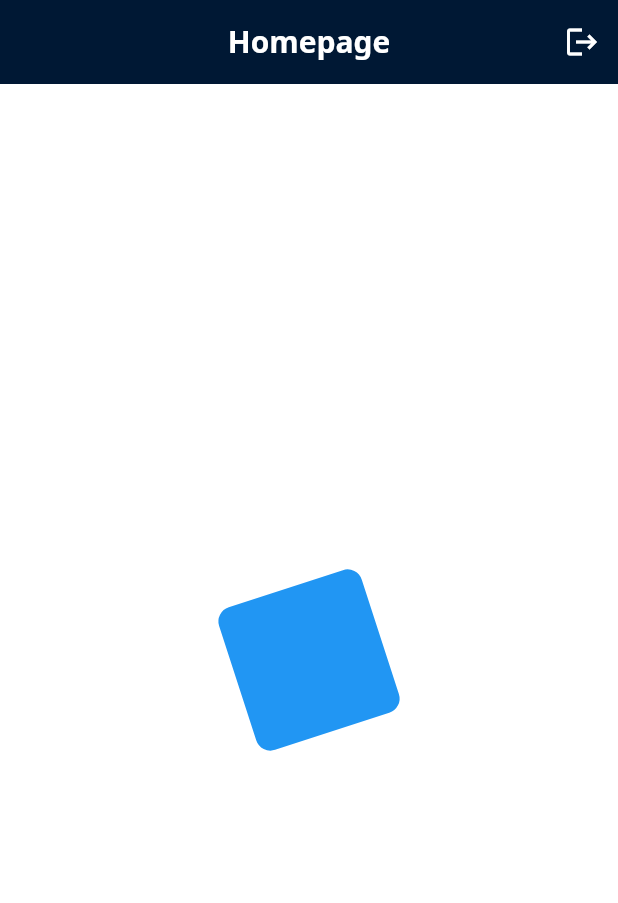
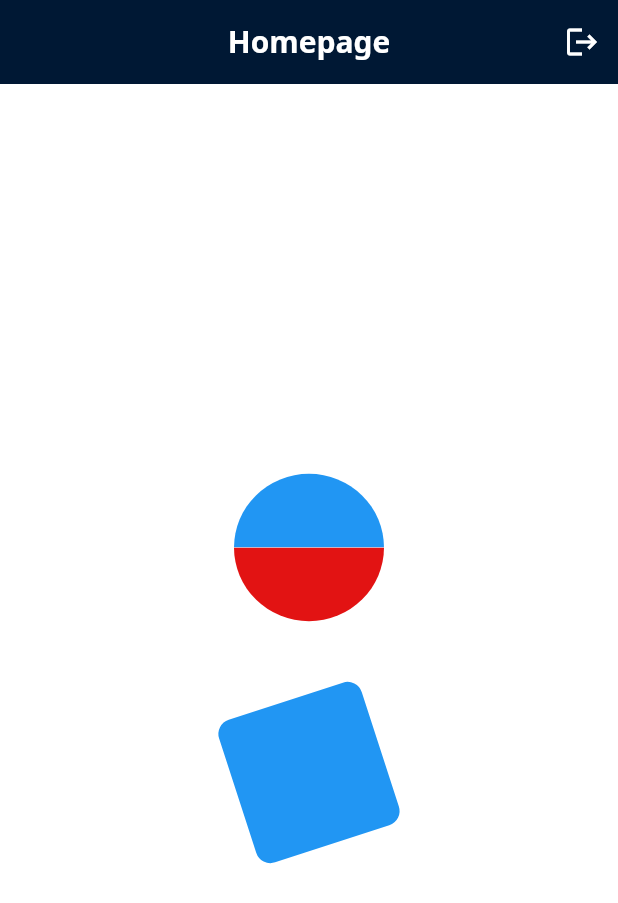
Before and after one commit to Blue-Cheesecake/Clean-Architecture-Flutter, a Flutter app: the HomePage screen opened by its route, on a phone screen of 412 x 824 dp. Shown: the top 903 px of the screen. Run offline on Flutter 3.47's test engine with Material 2 defaults, Android fonts, the phone set to English and light mode, and no system bars; our stand-ins replace dio, flutter_riverpod, flutter_secure_storage, freezed_annotation, go_router, injectable and 2 more; missing offline and left inert: network_info_plus; accounts and stored records are empty; generated files the repository leaves out were written again.

Commit message:
feat: CACF-0 bounce out container

```diff
--- a/lib/src/features/home/home_page.dart
+++ b/lib/src/features/home/home_page.dart
@@ -17,8 +17,14 @@ class HomePage extends StatelessWidget {
           LogoutButtonWD(),
         ],
       ),
-      body: const Center(
-        child: RotatingContainerWD(),
+      body: const Column(
+        mainAxisSize: MainAxisSize.max,
+        mainAxisAlignment: MainAxisAlignment.center,
+        children: [
+          Center(child: RotatingCircleWD()),
+          SizedBox(height: 50),
+          Center(child: RotatingContainerWD()),
+        ],
       ),
     );
   }
--- /dev/null
+++ b/lib/src/features/home/widgets/half_circle_wd.dart
@@ -0,0 +1,27 @@
+import 'package:flutter/material.dart';
+
+import '../../../config/config.dart';
+import '../../../utils/clippers/clippers.dart';
+import '../../../utils/utils.dart';
+
+class HalfCircleWD extends StatelessWidget {
+  const HalfCircleWD({required this.circleSide, Key? key, this.size, this.color}) : super(key: key);
+
+  final CircleSide circleSide;
+  final Size? size;
+  final Color? color;
+
+  @override
+  Widget build(BuildContext context) {
+    return ClipPath(
+      clipper: HalfCircleClipper(circleSide: circleSide),
+      child: Container(
+        height: size?.height ?? 100,
+        width: size?.width ?? 100,
+        decoration: BoxDecoration(
+          color: color ?? DesignSystem.g0,
+        ),
+      ),
+    );
+  }
+}
--- /dev/null
+++ b/lib/src/features/home/widgets/rotating_circle_wd.dart
@@ -0,0 +1,107 @@
+import 'package:flutter/material.dart';
+import 'dart:math' show pi;
+
+import '../../../config/config.dart';
+import '../../../utils/utils.dart';
+import 'widgets.dart';
+
+class RotatingCircleWD extends StatefulWidget {
+  const RotatingCircleWD({Key? key}) : super(key: key);
+
+  @override
+  State<RotatingCircleWD> createState() => _RotatingCircleWDState();
+}
+
+class _RotatingCircleWDState extends State<RotatingCircleWD> with TickerProviderStateMixin {
+  late final AnimationController _counterClockwiseAnimationController;
+  late Animation<double> _counterClockwiseAnimation;
+
+  late final AnimationController _flipAnimationController;
+  late Animation<double> _flipAnimation;
+
+  @override
+  void initState() {
+    super.initState();
+
+    _counterClockwiseAnimationController = AnimationController(vsync: this, duration: const Duration(seconds: 1));
+
+    _counterClockwiseAnimation = Tween<double>(begin: 0, end: -(pi / 2)).animate(
+      CurvedAnimation(parent: _counterClockwiseAnimationController, curve: Curves.bounceOut),
+    );
+
+    _flipAnimationController = AnimationController(vsync: this, duration: const Duration(seconds: 1));
+
+    _flipAnimation = Tween<double>(begin: 0, end: pi).animate(
+      CurvedAnimation(parent: _flipAnimationController, curve: Curves.bounceOut),
+    );
+
+    _counterClockwiseAnimationController.addStatusListener((status) {
+      if (status == AnimationStatus.completed) {
+        _flipAnimation = Tween<double>(begin: _flipAnimation.value, end: _flipAnimation.value + pi).animate(
+          CurvedAnimation(parent: _flipAnimationController, curve: Curves.bounceOut),
+        );
+
+        _flipAnimationController
+          ..reset()
+          ..forward();
+      }
+    });
+
+    _flipAnimationController.addStatusListener((status) {
+      if (status == AnimationStatus.completed) {
+        _counterClockwiseAnimation = Tween<double>(
+          begin: _counterClockwiseAnimation.value,
+          end: _counterClockwiseAnimation.value + -(pi / 2),
+        ).animate(CurvedAnimation(parent: _counterClockwiseAnimationController, curve: Curves.bounceOut));
+
+        _counterClockwiseAnimationController
+          ..reset()
+          ..forward();
+      }
+    });
+
+    _counterClockwiseAnimationController.forward();
+  }
+
+  @override
+  void dispose() {
+    _counterClockwiseAnimationController.dispose();
+    _flipAnimationController.dispose();
+    super.dispose();
+  }
+
+  @override
+  Widget build(BuildContext context) {
+    return AnimatedBuilder(
+      animation: _counterClockwiseAnimation,
+      builder: (context, child) => Transform(
+        alignment: Alignment.center,
+        transform: Matrix4.identity()..rotateZ(_counterClockwiseAnimation.value),
+        child: child,
+      ),
+      child: Row(
+        mainAxisSize: MainAxisSize.min,
+        children: [
+          AnimatedBuilder(
+            animation: _flipAnimationController,
+            builder: (context, child) => Transform(
+              alignment: Alignment.centerRight,
+              transform: Matrix4.identity()..rotateY(_flipAnimation.value),
+              child: child,
+            ),
+            child: const HalfCircleWD(circleSide: CircleSide.left, color: DesignSystem.cacfPrimary),
+          ),
+          AnimatedBuilder(
+            animation: _flipAnimationController,
+            builder: (context, child) => Transform(
+              alignment: Alignment.centerLeft,
+              transform: Matrix4.identity()..rotateY(_flipAnimation.value),
+              child: child,
+            ),
+            child: const HalfCircleWD(circleSide: CircleSide.right, color: DesignSystem.g9),
+          ),
+        ],
+      ),
+    );
+  }
+}
--- a/lib/src/features/home/widgets/widgets.dart
+++ b/lib/src/features/home/widgets/widgets.dart
@@ -1,2 +1,4 @@
+export 'half_circle_wd.dart';
 export 'logout_button_wd.dart';
+export 'rotating_circle_wd.dart';
 export 'rotating_container_wd.dart';
```
